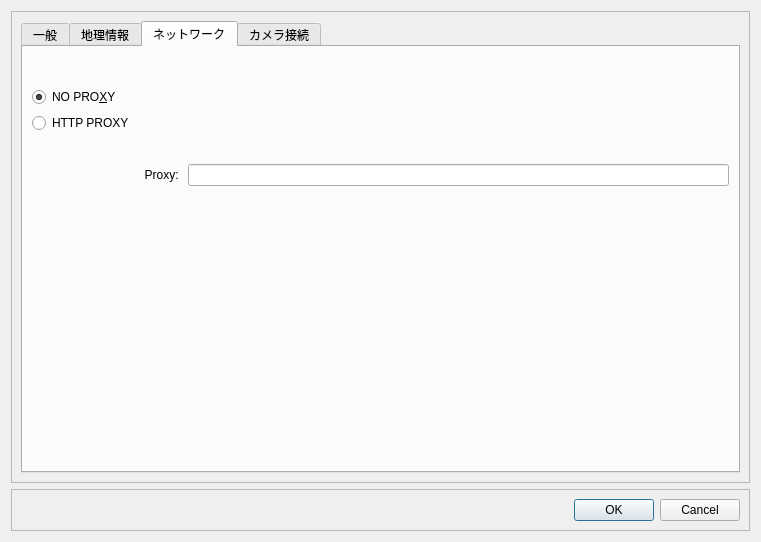
Above: ui/configuration.ui from yufujimoto/SurveyDataCollector before the change. Below: the same form after it.
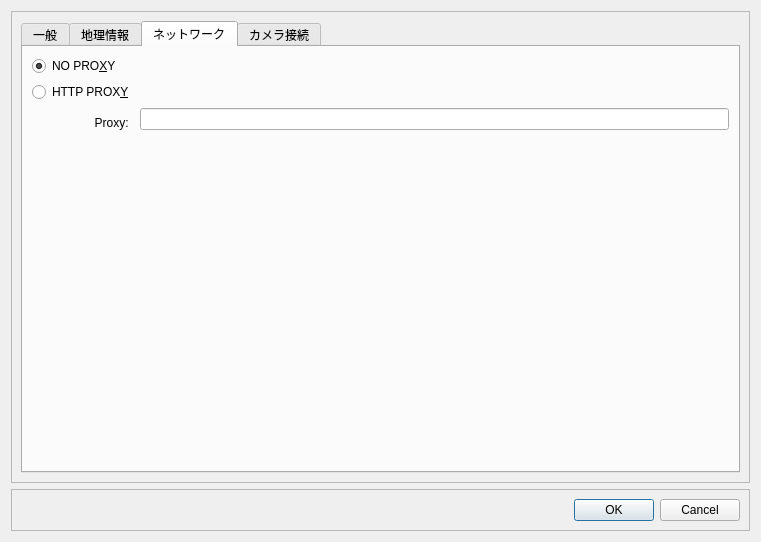
That is the form after the change. The open tabs and pages were chosen to show the change.

```diff
--- a/ui/configuration.ui
+++ b/ui/configuration.ui
@@ -417,12 +417,21 @@
          </attribute>
          <layout class="QVBoxLayout" name="verticalLayout_11">
           <item>
-           <layout class="QVBoxLayout" name="verticalLayout_13">
+           <layout class="QFormLayout" name="formLayout_2">
+            <property name="labelAlignment">
+             <set>Qt::AlignLeading|Qt::AlignLeft|Qt::AlignVCenter</set>
+            </property>
             <property name="topMargin">
-             <number>10</number>
+             <number>0</number>
             </property>
-            <item>
+            <item row="0" column="0">
              <widget class="QRadioButton" name="rbtn_no_proxy">
+              <property name="minimumSize">
+               <size>
+                <width>100</width>
+                <height>0</height>
+               </size>
+              </property>
               <property name="text">
                <string>NO PRO&amp;XY</string>
               </property>
@@ -431,28 +440,30 @@
               </property>
              </widget>
             </item>
-            <item>
+            <item row="1" column="0">
              <widget class="QRadioButton" name="rbtn_proxy">
+              <property name="minimumSize">
+               <size>
+                <width>100</width>
+                <height>0</height>
+               </size>
+              </property>
               <property name="text">
-               <string>HTTP PROXY</string>
+               <string>HTTP PROX&amp;Y</string>
               </property>
              </widget>
             </item>
-           </layout>
-          </item>
-          <item>
-           <layout class="QHBoxLayout" name="horizontalLayout_3">
-            <item>
+            <item row="2" column="0">
              <widget class="QLabel" name="lbl_proxy">
               <property name="minimumSize">
                <size>
-                <width>150</width>
+                <width>100</width>
                 <height>30</height>
                </size>
               </property>
               <property name="maximumSize">
                <size>
-                <width>150</width>
+                <width>100</width>
                 <height>30</height>
                </size>
               </property>
@@ -464,7 +475,7 @@
               </property>
              </widget>
             </item>
-            <item>
+            <item row="2" column="1">
              <widget class="QLineEdit" name="txt_proxy"/>
             </item>
            </layout>
```
Left out of the diff: 18 changed lines with no effect on the pictures.
